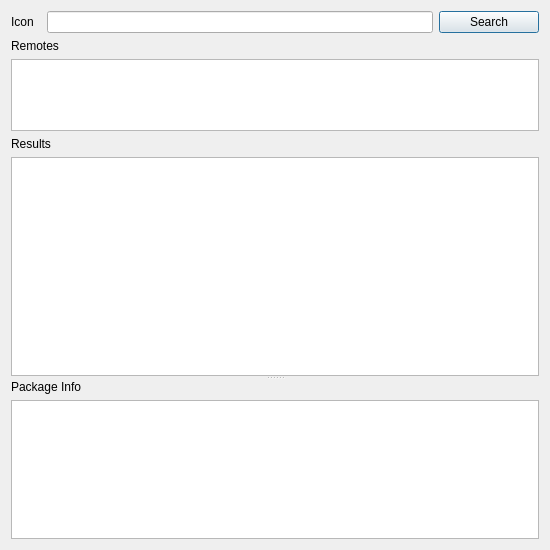
Before: the Qt Designer form src/conan_app_launcher/ui/modules/conan_search/conan_search.ui in goszpeti/conan_explorer, drawn with Qt 5.
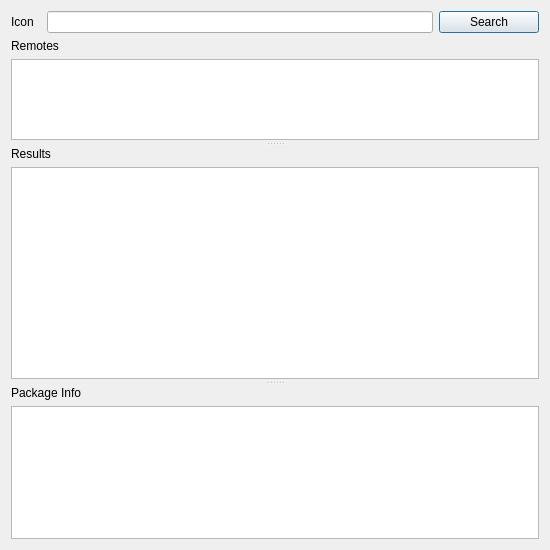
After: the same form once the commit is applied. Custom widgets are drawn as their Qt base class.

```diff
--- a/src/conan_app_launcher/ui/modules/conan_search/conan_search.ui
+++ b/src/conan_app_launcher/ui/modules/conan_search/conan_search.ui
@@ -118,6 +118,19 @@
     </layout>
    </item>
    <item>
+    <widget class="QSplitter" name="views_splitter">
+     <property name="orientation">
+      <enum>Qt::Vertical</enum>
+     </property>
+     <property name="handleWidth">
+      <number>7</number>
+     </property>
+     <property name="childrenCollapsible">
+      <bool>false</bool>
+     </property>
+     <widget class="QWidget" name="layoutWidget">
+      <layout class="QVBoxLayout" name="remotes_layout">
+       <item>
     <widget class="QLabel" name="remotes_label">
      <property name="sizePolicy">
       <sizepolicy hsizetype="Preferred" vsizetype="Fixed">
@@ -173,6 +186,10 @@
      </property>
     </widget>
    </item>
+      </layout>
+     </widget>
+     <widget class="QWidget" name="layoutWidget">
+      <layout class="QVBoxLayout" name="results_layout">
    <item>
     <widget class="QLabel" name="results_label">
      <property name="sizePolicy">
@@ -187,13 +204,6 @@
     </widget>
    </item>
    <item>
-    <widget class="QSplitter" name="splitter">
-     <property name="orientation">
-      <enum>Qt::Vertical</enum>
-     </property>
-     <property name="childrenCollapsible">
-      <bool>false</bool>
-     </property>
      <widget class="QTreeView" name="search_results_tree_view">
       <property name="sizePolicy">
        <sizepolicy hsizetype="Expanding" vsizetype="Preferred">
@@ -223,8 +233,11 @@
        <bool>true</bool>
       </property>
      </widget>
+       </item>
+      </layout>
+     </widget>
      <widget class="QWidget" name="layoutWidget">
-      <layout class="QVBoxLayout" name="verticalLayout">
+      <layout class="QVBoxLayout" name="pkg_info_layout">
        <item>
         <widget class="QLabel" name="package_info_label">
          <property name="sizePolicy">
```
Left out of the diff: 2 changed lines with no effect on the pictures. Lines whose indentation alone changed are shown as unchanged.
